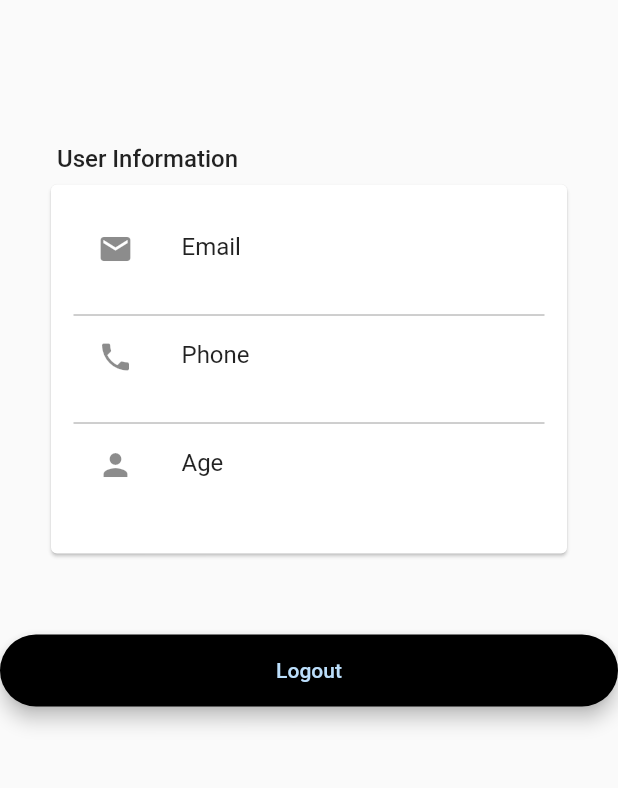
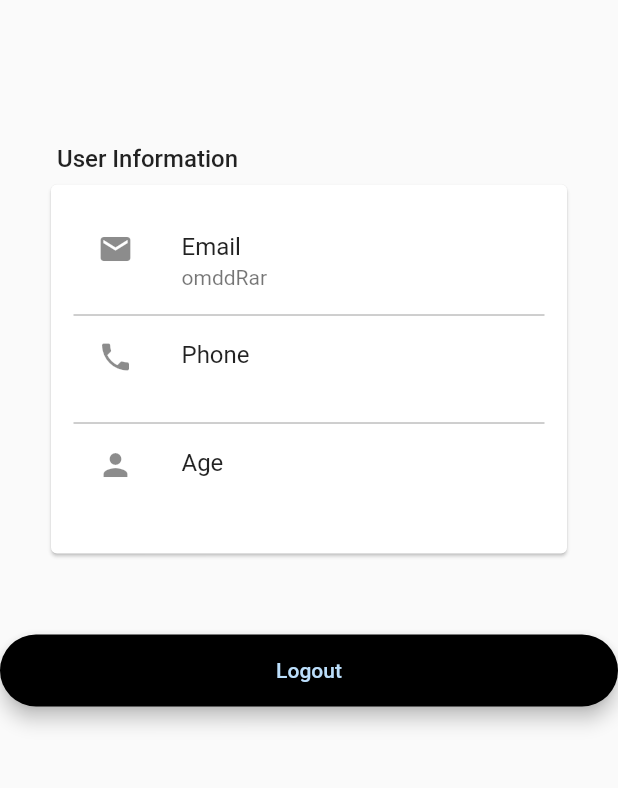
Before and after one commit to OmarMohammedFoad/firebase, a Flutter app: the screen it shows once a user with an empty profile is signed in, tab 2 chosen, on a phone screen of 412 x 824 dp, the part 195-983 px from its top. Run offline on Flutter 3.47's test engine with Material 2 defaults, Android fonts, the phone set to English and light mode, and no system bars; our stand-ins replace cloud_firestore, firebase_auth, firebase_core, firebase_storage, font_awesome_flutter, google_sign_in and 3 more; missing offline and left inert: dart:ffi, tflite; accounts and stored records are empty; network calls fail; Roboto replaces fonts that are missing (Georgia, Hind); project files that could hold a hidden picture were left out.

```diff
--- a/lib/screens/Register.dart
+++ b/lib/screens/Register.dart
@@ -31,7 +31,6 @@ class _Register extends State<Register> {
   void initState() {
     super.initState();
     _fetchDoctors();
-    print(_items);
   }
 
   bool _obscureText = true;
@@ -186,8 +185,6 @@ class _Register extends State<Register> {
         minWidth: MediaQuery.of(context).size.width,
         padding: const EdgeInsets.fromLTRB(20.0, 15.0, 20.0, 15.0),
         onPressed: () async {
-
-
           if (_formKey.currentState!.validate()) {
             dynamic result = await _auth.registerEmailPassword(
                 LoginUser(email: _email.text, password: _password.text),
@@ -198,7 +195,6 @@ class _Register extends State<Register> {
                 _selectedItem.toString(),
                 _selectedItem.toString()
             );
-
             if (result.uid == null) {
 
               //null means unsuccessfull authentication
--- a/lib/screens/profile_screen.dart
+++ b/lib/screens/profile_screen.dart
@@ -48,6 +48,7 @@ class ProfilePage extends StatelessWidget {
           child: Column(
             children: [
               StreamBuilder(
+
                   stream: FirebaseFirestore.instance
                       .collection('users')
                       .where("uid", isEqualTo: currentUser.currentUser!.uid)
@@ -59,18 +60,23 @@ class ProfilePage extends StatelessWidget {
                     }
 
                     if (snapshot.hasData) {
+
+
                       return ListView.builder(
                           itemCount: snapshot.data!.docs.length,
                           shrinkWrap: true,
 
                           itemBuilder: (context, i) {
+                            print(context);
                             var data = snapshot.data!.docs[i];
-                            email = data['email'];
-                            name = data['name'];
-                            age = data['age'];
-                            phone = data['number'];
+                            // print(data);
+                            // email = data['email'];
+                            // name = data['name'];
+                            // age = data['age'];
+                            // phone = data['number'];
 //                        return Text("Full Name and Email: ${data['fullName']} ${data['email']}");
-                            return Center(
+                            return Expanded(
+                              child: Center(
                                 child: Container(
                                   margin: const EdgeInsets.all(20),
                                   child: Column(
@@ -121,7 +127,7 @@ class ProfilePage extends StatelessWidget {
                                                               Icon(Icons.email),
                                                               title: Text("Email"),
                                                               subtitle: Text(
-                                                                email!),
+                                                                  "omddRar"),
                                                             ),
                                                             ListTile(
                                                               leading:
@@ -151,6 +157,7 @@ class ProfilePage extends StatelessWidget {
                                     ],
                                   ),
                                 ),
+                              ),
                             );
                           });
                     }
```
Also changed, not shown: lib/services/auth.dart (+41 -38 lines). Lines whose indentation alone changed are shown as unchanged.
